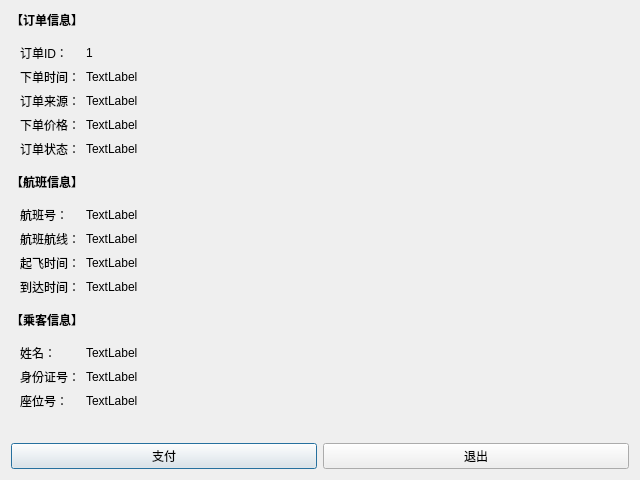
Qt form FlightTicketClient/pages/OrdersPage/OrderDetailDialog.ui (n-ss1m-1/FlightTicketSystem) before a commit.
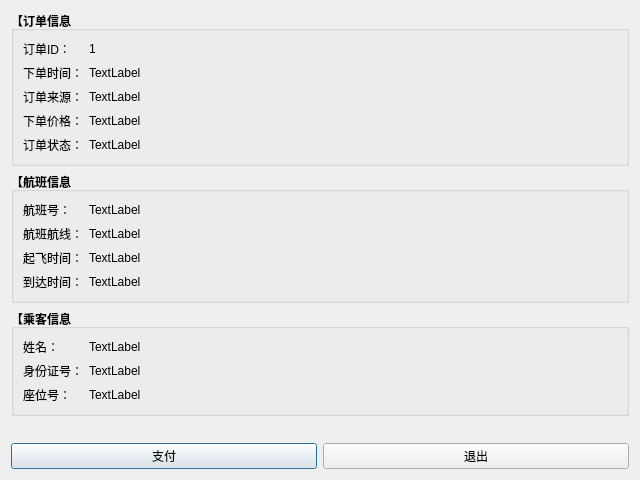
The same form after that commit.

```diff
--- a/FlightTicketClient/pages/OrdersPage/OrderDetailDialog.ui
+++ b/FlightTicketClient/pages/OrdersPage/OrderDetailDialog.ui
@@ -15,28 +15,23 @@
   </property>
   <layout class="QVBoxLayout" name="verticalLayout">
    <item>
-    <widget class="QLabel" name="label_2">
-     <property name="sizePolicy">
-      <sizepolicy hsizetype="Preferred" vsizetype="Preferred">
-       <horstretch>0</horstretch>
-       <verstretch>0</verstretch>
-      </sizepolicy>
-     </property>
+    <widget class="QGroupBox" name="groupBox">
      <property name="font">
       <font>
        <bold>true</bold>
       </font>
      </property>
-     <property name="text">
+     <property name="title">
       <string>【订单信息】</string>
      </property>
-    </widget>
-   </item>
-   <item>
-    <widget class="QWidget" name="widget" native="true">
      <layout class="QFormLayout" name="formLayout">
       <item row="0" column="0">
        <widget class="QLabel" name="label">
+        <property name="font">
+         <font>
+          <bold>false</bold>
+         </font>
+        </property>
         <property name="text">
          <string>订单ID：</string>
         </property>
@@ -44,6 +39,11 @@
       </item>
       <item row="0" column="1">
        <widget class="QLabel" name="lblOrderId">
+        <property name="font">
+         <font>
+          <bold>false</bold>
+         </font>
+        </property>
         <property name="text">
          <string>1</string>
         </property>
@@ -51,6 +51,11 @@
       </item>
       <item row="1" column="0">
        <widget class="QLabel" name="label_3">
+        <property name="font">
+         <font>
+          <bold>false</bold>
+         </font>
+        </property>
         <property name="text">
          <string>下单时间：</string>
         </property>
@@ -58,6 +63,11 @@
       </item>
       <item row="1" column="1">
        <widget class="QLabel" name="lblCreatedTime">
+        <property name="font">
+         <font>
+          <bold>false</bold>
+         </font>
+        </property>
         <property name="text">
          <string>TextLabel</string>
         </property>
@@ -65,6 +75,11 @@
       </item>
       <item row="2" column="0">
        <widget class="QLabel" name="label_5">
+        <property name="font">
+         <font>
+          <bold>false</bold>
+         </font>
+        </property>
         <property name="text">
          <string>订单来源：</string>
         </property>
@@ -72,6 +87,11 @@
       </item>
       <item row="2" column="1">
        <widget class="QLabel" name="lblSource">
+        <property name="font">
+         <font>
+          <bold>false</bold>
+         </font>
+        </property>
         <property name="text">
          <string>TextLabel</string>
         </property>
@@ -79,6 +99,11 @@
       </item>
       <item row="3" column="0">
        <widget class="QLabel" name="label_7">
+        <property name="font">
+         <font>
+          <bold>false</bold>
+         </font>
+        </property>
         <property name="text">
          <string>下单价格：</string>
         </property>
@@ -86,6 +111,11 @@
       </item>
       <item row="3" column="1">
        <widget class="QLabel" name="lblPrice">
+        <property name="font">
+         <font>
+          <bold>false</bold>
+         </font>
+        </property>
         <property name="text">
          <string>TextLabel</string>
         </property>
@@ -93,6 +123,11 @@
       </item>
       <item row="4" column="0">
        <widget class="QLabel" name="label_9">
+        <property name="font">
+         <font>
+          <bold>false</bold>
+         </font>
+        </property>
         <property name="text">
          <string>订单状态：</string>
         </property>
@@ -100,6 +135,11 @@
       </item>
       <item row="4" column="1">
        <widget class="QLabel" name="lblStatus">
+        <property name="font">
+         <font>
+          <bold>false</bold>
+         </font>
+        </property>
         <property name="text">
          <string>TextLabel</string>
         </property>
@@ -109,22 +149,23 @@
     </widget>
    </item>
    <item>
-    <widget class="QLabel" name="label_4">
+    <widget class="QGroupBox" name="groupBox_2">
      <property name="font">
       <font>
        <bold>true</bold>
       </font>
      </property>
-     <property name="text">
+     <property name="title">
       <string>【航班信息】</string>
      </property>
-    </widget>
-   </item>
-   <item>
-    <widget class="QWidget" name="widget_2" native="true">
      <layout class="QFormLayout" name="formLayout_2">
       <item row="0" column="0">
        <widget class="QLabel" name="label_6">
+        <property name="font">
+         <font>
+          <bold>false</bold>
+         </font>
+        </property>
         <property name="text">
          <string>航班号：</string>
         </property>
@@ -132,6 +173,11 @@
       </item>
       <item row="0" column="1">
        <widget class="QLabel" name="lblFlightNo">
+        <property name="font">
+         <font>
+          <bold>false</bold>
+         </font>
+        </property>
         <property name="text">
          <string>TextLabel</string>
         </property>
@@ -139,6 +185,11 @@
       </item>
       <item row="1" column="0">
        <widget class="QLabel" name="label_10">
+        <property name="font">
+         <font>
+          <bold>false</bold>
+         </font>
+        </property>
         <property name="text">
          <string>航班航线：</string>
         </property>
@@ -146,6 +197,11 @@
       </item>
       <item row="1" column="1">
        <widget class="QLabel" name="lblRoute">
+        <property name="font">
+         <font>
+          <bold>false</bold>
+         </font>
+        </property>
         <property name="text">
          <string>TextLabel</string>
         </property>
@@ -153,6 +209,11 @@
       </item>
       <item row="2" column="0">
        <widget class="QLabel" name="label_12">
+        <property name="font">
+         <font>
+          <bold>false</bold>
+         </font>
+        </property>
         <property name="text">
          <string>起飞时间：</string>
         </property>
@@ -160,6 +221,11 @@
       </item>
       <item row="2" column="1">
        <widget class="QLabel" name="lblDepartTime">
+        <property name="font">
+         <font>
+          <bold>false</bold>
+         </font>
+        </property>
         <property name="text">
          <string>TextLabel</string>
         </property>
@@ -167,6 +233,11 @@
       </item>
       <item row="3" column="0">
        <widget class="QLabel" name="label_14">
+        <property name="font">
+         <font>
+          <bold>false</bold>
+         </font>
+        </property>
         <property name="text">
          <string>到达时间：</string>
         </property>
@@ -174,6 +245,11 @@
       </item>
       <item row="3" column="1">
        <widget class="QLabel" name="lblArriveTime">
+        <property name="font">
+         <font>
+          <bold>false</bold>
+         </font>
+        </property>
         <property name="text">
          <string>TextLabel</string>
         </property>
@@ -183,22 +259,23 @@
     </widget>
    </item>
    <item>
-    <widget class="QLabel" name="label_8">
+    <widget class="QGroupBox" name="groupBox_3">
      <property name="font">
       <font>
        <bold>true</bold>
       </font>
      </property>
-     <property name="text">
+     <property name="title">
       <string>【乘客信息】</string>
      </property>
-    </widget>
-   </item>
-   <item>
-    <widget class="QWidget" name="widget_3" native="true">
      <layout class="QFormLayout" name="formLayout_3">
       <item row="0" column="0">
        <widget class="QLabel" name="label_11">
+        <property name="font">
+         <font>
+          <bold>false</bold>
+         </font>
+        </property>
         <property name="text">
          <string>姓名：</string>
         </property>
@@ -206,6 +283,11 @@
       </item>
       <item row="0" column="1">
        <widget class="QLabel" name="lblPassengerName">
+        <property name="font">
+         <font>
+          <bold>false</bold>
+         </font>
+        </property>
         <property name="text">
          <string>TextLabel</string>
         </property>
@@ -213,6 +295,11 @@
       </item>
       <item row="1" column="0">
        <widget class="QLabel" name="label_13">
+        <property name="font">
+         <font>
+          <bold>false</bold>
+         </font>
+        </property>
         <property name="text">
          <string>身份证号：</string>
         </property>
@@ -220,6 +307,11 @@
       </item>
       <item row="1" column="1">
        <widget class="QLabel" name="lblPassengerIdCard">
+        <property name="font">
+         <font>
+          <bold>false</bold>
+         </font>
+        </property>
         <property name="text">
          <string>TextLabel</string>
         </property>
@@ -227,6 +319,11 @@
       </item>
       <item row="2" column="0">
        <widget class="QLabel" name="label_16">
+        <property name="font">
+         <font>
+          <bold>false</bold>
+         </font>
+        </property>
         <property name="text">
          <string>座位号：</string>
         </property>
@@ -234,6 +331,11 @@
       </item>
       <item row="2" column="1">
        <widget class="QLabel" name="lblSeatNum">
+        <property name="font">
+         <font>
+          <bold>false</bold>
+         </font>
+        </property>
         <property name="text">
          <string>TextLabel</string>
         </property>
```
